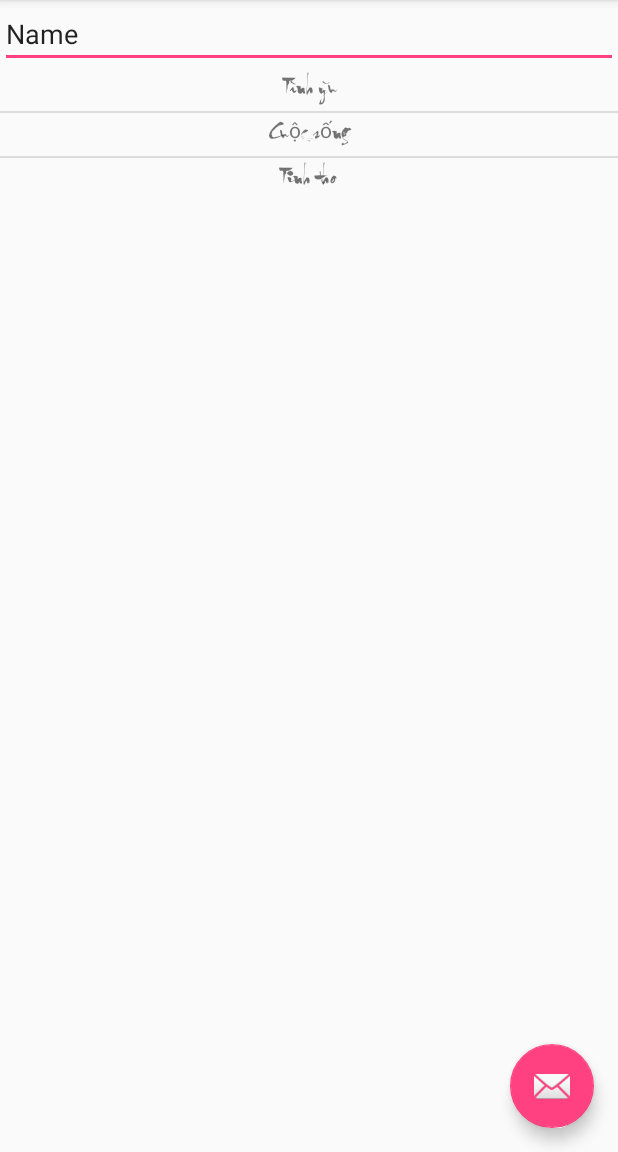
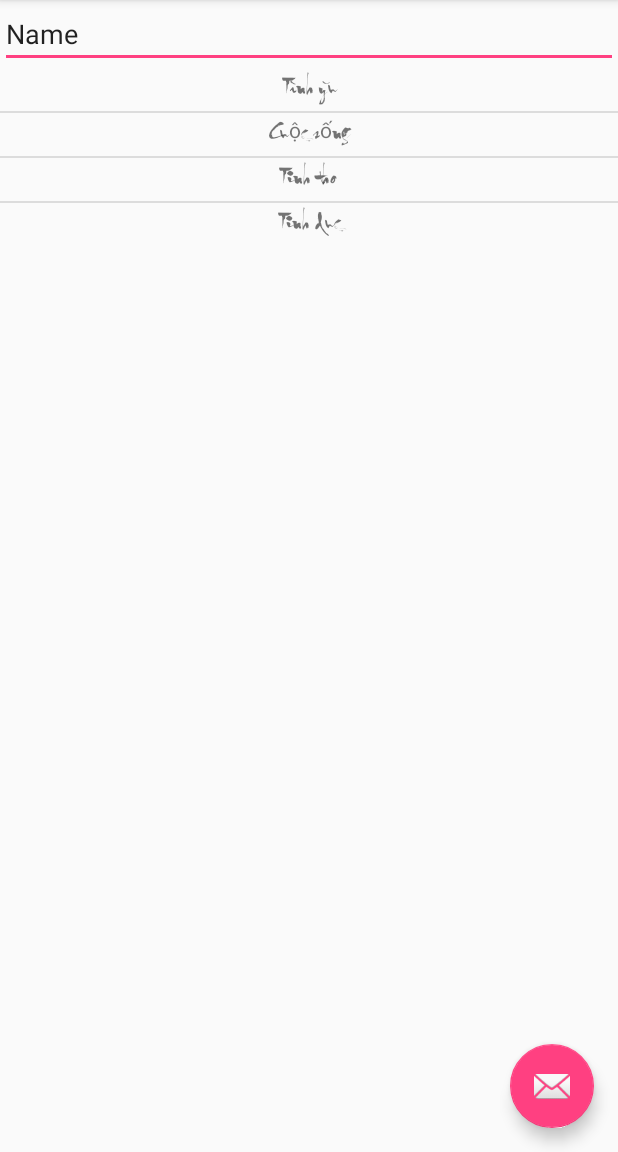
Before and after one commit to dinhmauminh/Thuphap2, an Android app: the screen it shows after launch (MainActivity), on a phone screen of 412 x 824 dp, the part 84-1236 px from its top. Run offline under Robolectric (Android 15) with nearby library versions, the phone set to English and light mode, and no system bars.

Commit message:
Da sua file mainactivity

```diff
--- a/Thuphap/app/src/main/java/com/dinhmaumimh/thuphap/MainActivity.java
+++ b/Thuphap/app/src/main/java/com/dinhmaumimh/thuphap/MainActivity.java
@@ -104,6 +104,12 @@ public class MainActivity extends AppCompatActivity
                     "Gió thiếu mây lòng gió cũng nao nao\n" +
                     "\n","Thơ","Sưu tầm");
             SQ.addThuphap("Tinh tho","Phong và Vân\n" +
+                    "Cũng có lúc mây hững hờ lẩn tránh\n" +
+                    "Gió lang thang tìm kiếm khắp trời cao\n" +
+                    "Mây thiếu gió mây cũng buồn rũ rượi\n" +
+                    "Gió thiếu mây lòng gió cũng nao nao\n" +
+                    "\n","Thơ","Sưu tầm");
+		SQ.addThuphap("Tinh duc","Phong và Vân\n" +
                     "Cũng có lúc mây hững hờ lẩn tránh\n" +
                     "Gió lang thang tìm kiếm khắp trời cao\n" +
                     "Mây thiếu gió mây cũng buồn rũ rượi\n" +
```
